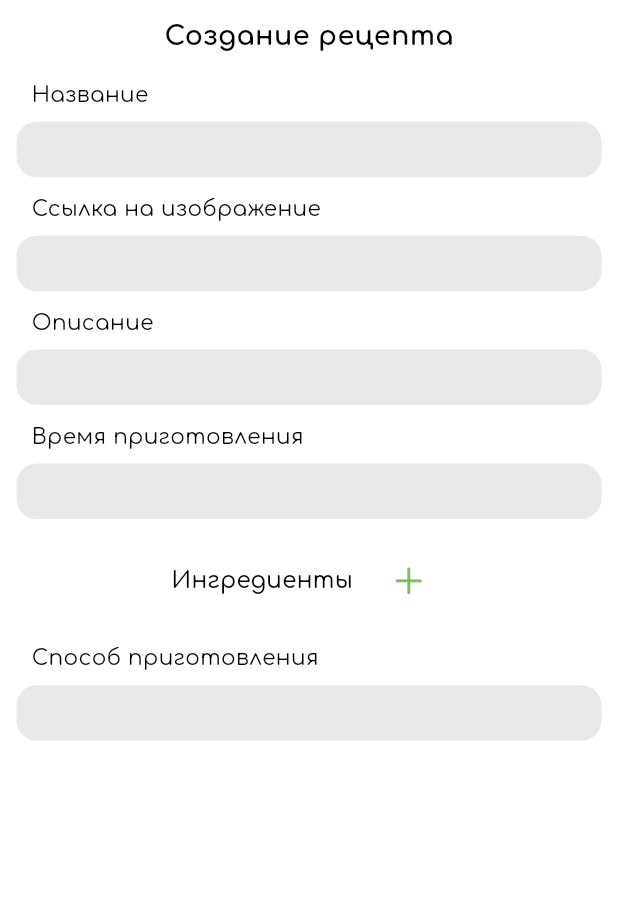
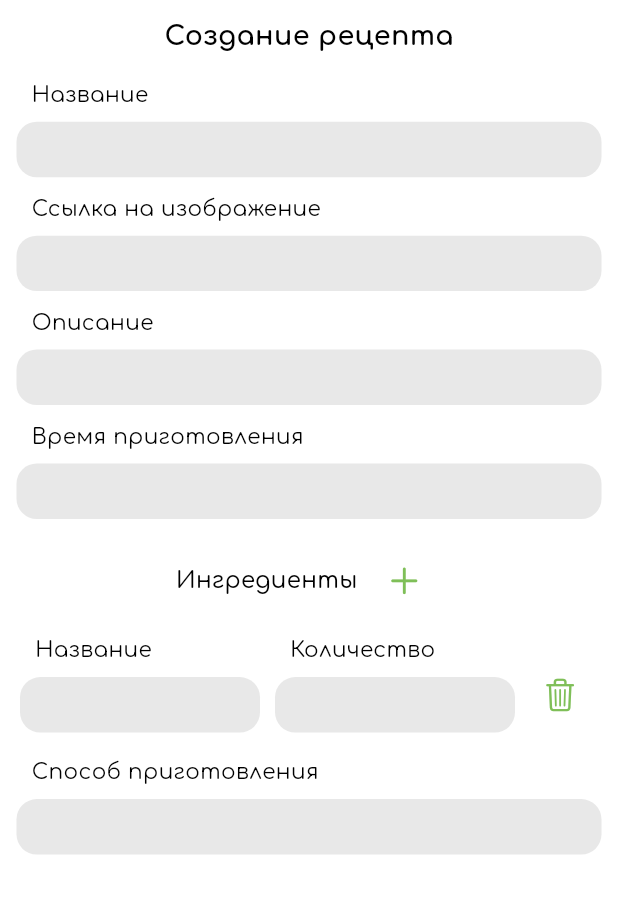
Before and after one commit to JForea/povarenok-mobile, a Flutter app: the RedactorPage screen opened directly, after a tap on an icon or button, on a phone screen of 412 x 824 dp, the part 84-998 px from its top. Run offline on Flutter 3.47's test engine with Material 3 defaults, Android fonts, the light colour scheme and no system bars; our stand-ins replace cached_network_image, flutter_screenutil, flutter_svg, google_nav_bar, popover; network calls fail.

Commit message:
Added ingredient inputs on redactor page

```diff
--- a/lib/entities/ingredient.dart
+++ b/lib/entities/ingredient.dart
@@ -1,8 +1,8 @@
 class Ingredient {
-  final String name;
-  final String count;
+  String name;
+  String count;
 
-  const Ingredient({
+  Ingredient({
     required this.name,
     required this.count,
   });
--- a/lib/ui/pages/main_pages/redactor_page.dart
+++ b/lib/ui/pages/main_pages/redactor_page.dart
@@ -1,8 +1,17 @@
 import 'package:flutter/cupertino.dart';
 import 'package:flutter/material.dart';
 import 'package:flutter_screenutil/flutter_screenutil.dart';
+import 'package:povarenok_mobile/entities/ingredient.dart';
 import 'package:povarenok_mobile/ui/components/custom_appbar.dart';
 import 'package:povarenok_mobile/ui/components/inputs/custom_input.dart';
+
+class IngredientInput {
+  Ingredient ingredient;
+  FocusNode focusName = FocusNode();
+  FocusNode focusCount = FocusNode();
+
+  IngredientInput(this.ingredient);
+}
 
 class RedactorPage extends StatefulWidget {
   const RedactorPage({super.key});
@@ -17,6 +26,7 @@ class _RedactorPageState extends State<RedactorPage> {
   String description = '';
   int? time;
   String manual = '';
+  List<IngredientInput> ingredientInputs = [];
 
   FocusNode focusName = FocusNode();
   FocusNode focusUrl = FocusNode();
@@ -30,6 +40,10 @@ class _RedactorPageState extends State<RedactorPage> {
     focusDescription.unfocus();
     focusTime.unfocus();
     focusManual.unfocus();
+    for (var ing in ingredientInputs) {
+      ing.focusName.unfocus();
+      ing.focusCount.unfocus();
+    }
   }
 
   @override
@@ -109,9 +123,13 @@ class _RedactorPageState extends State<RedactorPage> {
                           fontWeight: FontWeight.w500,
                         ),
                       ),
-                      SizedBox(width: 12.w),
+                      SizedBox(width: 6.w),
                       TextButton.icon(
-                        onPressed: () {},
+                        onPressed: () => setState(
+                          () => ingredientInputs.add(
+                            IngredientInput(Ingredient(name: '', count: '')),
+                          ),
+                        ),
                         label: Icon(
                           CupertinoIcons.add,
                           size: 28.r,
@@ -123,6 +141,49 @@ class _RedactorPageState extends State<RedactorPage> {
                       ),
                     ],
                   ),
+                  for (var ingredientInput in ingredientInputs)
+                    Padding(
+                      padding: EdgeInsets.only(top: 12.h),
+                      child: Row(
+                        mainAxisAlignment: MainAxisAlignment.center,
+                        crossAxisAlignment: CrossAxisAlignment.end,
+                        children: [
+                          CustomInput(
+                            title: 'Название',
+                            onChange: (s) =>
+                                ingredientInput.ingredient.name = s,
+                            obscureText: false,
+                            focusNode: ingredientInput.focusName,
+                            expands: false,
+                            width: 160.w,
+                          ),
+                          SizedBox(width: 10.w),
+                          CustomInput(
+                            title: 'Количество',
+                            onChange: (s) =>
+                                ingredientInput.ingredient.count = s,
+                            obscureText: false,
+                            focusNode: ingredientInput.focusCount,
+                            expands: false,
+                            width: 160.w,
+                          ),
+                          SizedBox(width: 5.w),
+                          TextButton.icon(
+                            onPressed: () => setState(
+                              () => ingredientInputs.remove(ingredientInput),
+                            ),
+                            label: Icon(
+                              CupertinoIcons.trash,
+                              size: 26.r,
+                            ),
+                            style: TextButton.styleFrom(
+                              minimumSize: Size.zero,
+                              fixedSize: Size.fromRadius(28.r),
+                            ),
+                          ),
+                        ],
+                      ),
+                    ),
                   SizedBox(height: 18.h),
                   CustomInput(
                     width: 390.w,
@@ -132,6 +193,7 @@ class _RedactorPageState extends State<RedactorPage> {
                     expands: true,
                     focusNode: focusManual,
                   ),
+                  SizedBox(height: 12.h),
                 ],
               ),
             ),
```
